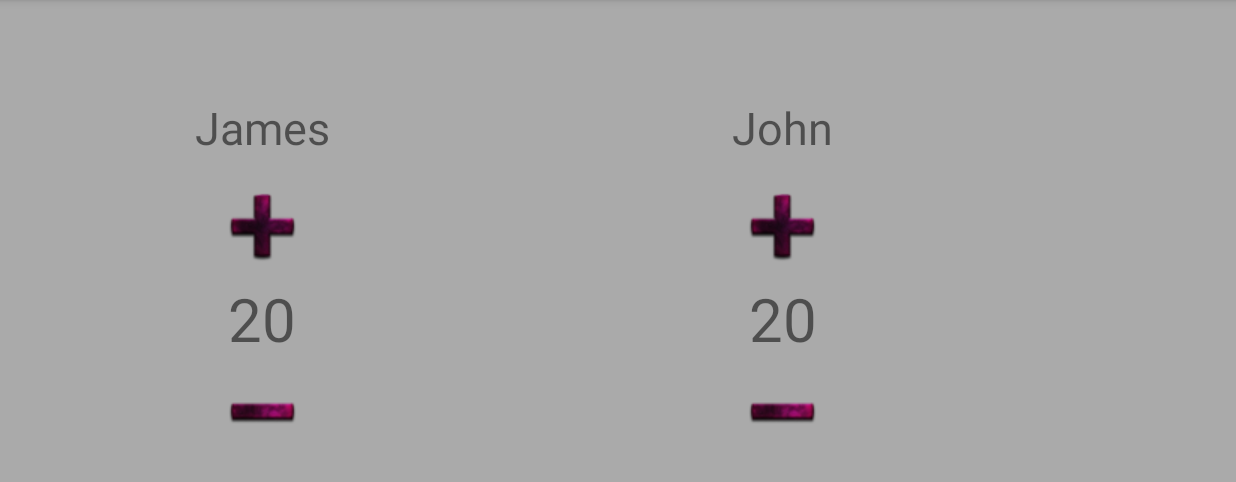
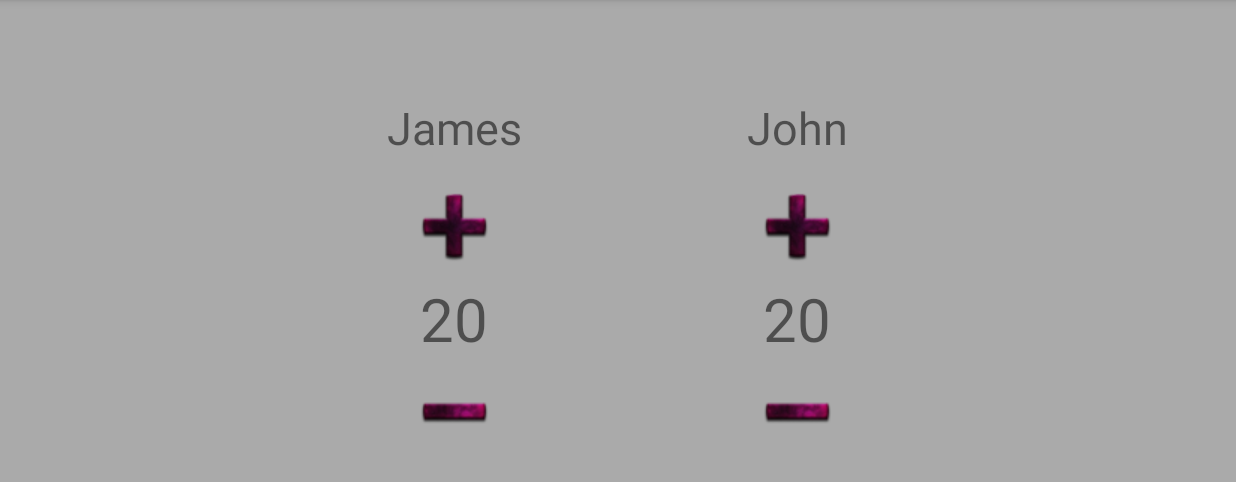
Before and after one commit to Iseis/magicCounter, an Android app: the screen it shows after launch (MainActivity), on a phone screen of 824 x 412 dp (held sideways), the part 72-554 px from its top. Run offline under Robolectric (Android 15) with nearby library versions, the phone set to English and light mode, and no system bars.

Commit message:
Fixed layout stuff

```diff
--- a/MyApplication/app/src/main/java/com/firerockwebs/lifelinker/BluToothActivity.java
+++ b/MyApplication/app/src/main/java/com/firerockwebs/lifelinker/BluToothActivity.java
@@ -27,6 +27,7 @@ public class BluToothActivity extends AppCompatActivity {
     protected void onCreate(Bundle savedInstanceState) {
         super.onCreate(savedInstanceState);
         setContentView(R.layout.activity_blu_tooth);
+        getWindow().addFlags(android.view.WindowManager.LayoutParams.FLAG_KEEP_SCREEN_ON);
 
         mBluetoothAdapter = BluetoothAdapter.getDefaultAdapter();
         // If no bluetooth on the device inform the user and go back to the single phone activity
--- a/MyApplication/app/src/main/java/com/firerockwebs/lifelinker/DeviceListActivity.java
+++ b/MyApplication/app/src/main/java/com/firerockwebs/lifelinker/DeviceListActivity.java
@@ -40,6 +40,7 @@ public class DeviceListActivity extends AppCompatActivity {
     protected void onCreate(Bundle savedInstanceState) {
         super.onCreate(savedInstanceState);
         setContentView(R.layout.activity_device_list);
+        getWindow().addFlags(android.view.WindowManager.LayoutParams.FLAG_KEEP_SCREEN_ON);
 
         mBtAdapter = BluetoothAdapter.getDefaultAdapter();
         mBluetoothEnabled = false;
--- a/MyApplication/app/src/main/java/com/firerockwebs/lifelinker/MainActivity.java
+++ b/MyApplication/app/src/main/java/com/firerockwebs/lifelinker/MainActivity.java
@@ -20,6 +20,7 @@ public class MainActivity extends AppCompatActivity {
         super.onCreateOptionsMenu(menu);
         MenuInflater inflater = getMenuInflater();
         inflater.inflate(R.menu.main_options, menu);
+        getWindow().addFlags(android.view.WindowManager.LayoutParams.FLAG_KEEP_SCREEN_ON);
 
         return true;
     }
--- a/MyApplication/app/src/main/res/layout/activity_main.xml
+++ b/MyApplication/app/src/main/res/layout/activity_main.xml
@@ -10,11 +10,17 @@
     <LinearLayout
         android:layout_width="wrap_content"
         android:layout_height="wrap_content"
+        android:orientation="horizontal"
+        android:layout_centerInParent="true"
+        android:gravity="center_horizontal" >
+
+        <LinearLayout
+            android:layout_width="wrap_content"
+            android:layout_height="wrap_content"
             android:orientation="vertical"
             android:gravity="center_horizontal"
-        android:layout_centerVertical="true"
-        android:layout_marginStart="130dp"
-        android:id="@+id/player_one">
+            android:id="@+id/player_one"
+            android:layout_marginEnd="150sp" >
 
             <TextView
                 android:layout_width="wrap_content"
@@ -86,4 +92,6 @@
                 android:contentDescription="@string/down_button"/>
         </LinearLayout>
 
+    </LinearLayout>
+
 </RelativeLayout>
```
Lines whose indentation alone changed are shown as unchanged.
